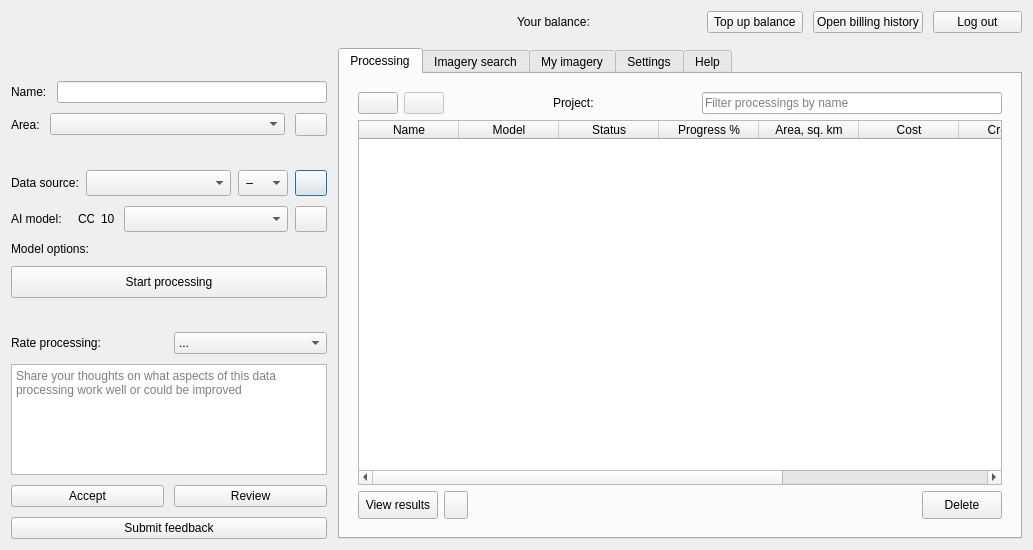
Geoalert/mapflow-qgis, file mapflow/dialogs/static/ui/main_dialog.ui: the form before one commit.
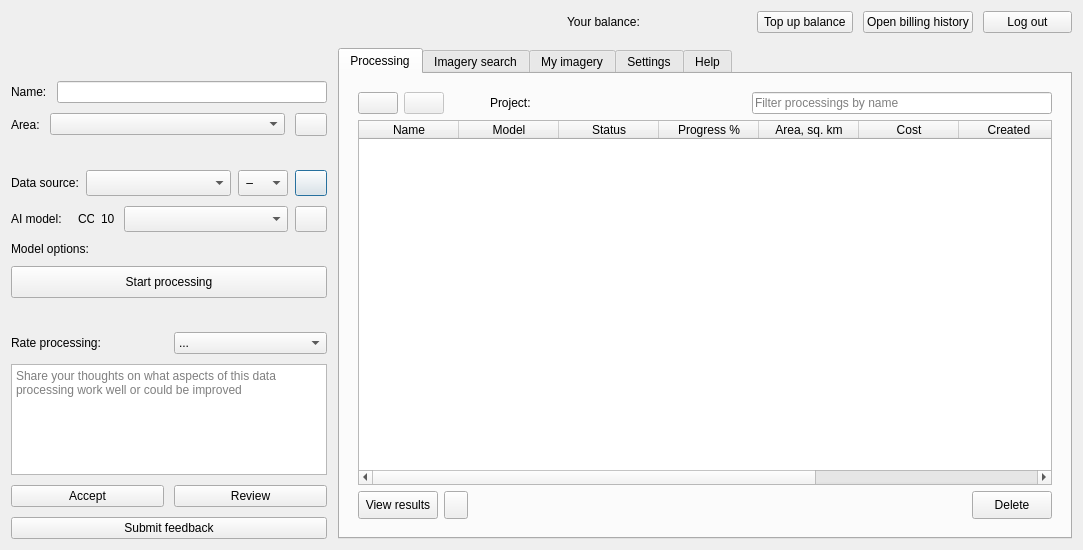
The form after the commit. Icons and pictures are not drawn. Custom widgets are drawn as their Qt base class.

What changed in the file:
```diff
--- a/mapflow/dialogs/static/ui/main_dialog.ui
+++ b/mapflow/dialogs/static/ui/main_dialog.ui
@@ -6,7 +6,7 @@
    <rect>
     <x>0</x>
     <y>0</y>
-    <width>1033</width>
+    <width>1083</width>
     <height>550</height>
    </rect>
   </property>
@@ -1138,6 +1138,12 @@
               <layout class="QGridLayout" name="gridLayout_5">
                <item row="1" column="0">
                 <widget class="QTableWidget" name="processingsTable">
+                 <property name="sizePolicy">
+                  <sizepolicy hsizetype="Expanding" vsizetype="Expanding">
+                   <horstretch>1</horstretch>
+                   <verstretch>0</verstretch>
+                  </sizepolicy>
+                 </property>
                  <property name="minimumSize">
                   <size>
                    <width>0</width>
@@ -1371,15 +1377,41 @@
                  </item>
                  <item row="0" column="3">
                   <widget class="QLabel" name="currentProjectLabel">
+                   <property name="sizePolicy">
+                    <sizepolicy hsizetype="Expanding" vsizetype="Preferred">
+                     <horstretch>1</horstretch>
+                     <verstretch>0</verstretch>
+                    </sizepolicy>
+                   </property>
+                   <property name="minimumSize">
+                    <size>
+                     <width>100</width>
+                     <height>0</height>
+                    </size>
+                   </property>
+                   <property name="maximumSize">
+                    <size>
+                     <width>1500</width>
+                     <height>28</height>
+                    </size>
+                   </property>
+                   <property name="baseSize">
+                    <size>
+                     <width>0</width>
+                     <height>150</height>
+                    </size>
+                   </property>
                    <property name="font">
                     <font>
-                     <weight>50</weight>
                      <bold>false</bold>
                     </font>
                    </property>
                    <property name="text">
                     <string>Project:</string>
                    </property>
+                   <property name="wordWrap">
+                    <bool>false</bool>
+                   </property>
                   </widget>
                  </item>
                  <item row="0" column="4">
```
Left out of the diff: 13 changed lines with no effect on the pictures.
